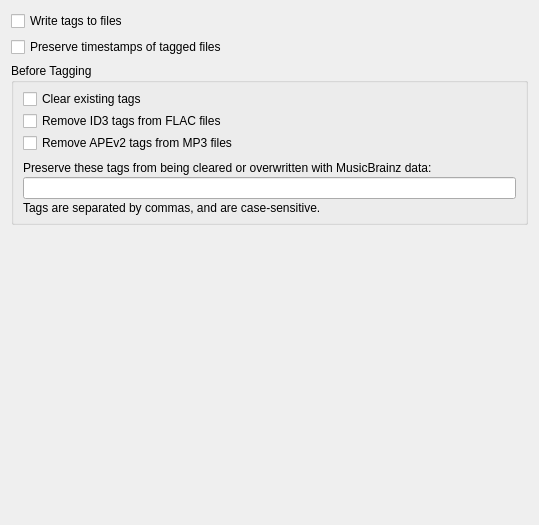
Before: the Qt Designer form ui/options_tags.ui in metabrainz/picard, drawn with Qt 5.
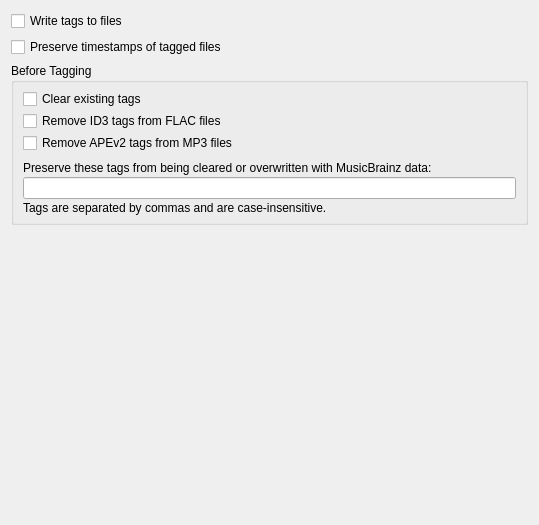
After: the same form once the commit is applied.

Commit message:
Fixed description label for preserved tags
Tags are now compared case insensitive

What changed in the file:
```diff
--- a/ui/options_tags.ui
+++ b/ui/options_tags.ui
@@ -90,7 +90,7 @@
       <item>
        <widget class="QLabel" name="preserved_tags_help">
         <property name="text">
-         <string>Tags are separated by commas, and are case-sensitive.</string>
+         <string>Tags are separated by commas and are case-insensitive.</string>
         </property>
        </widget>
       </item>
```
The commit also changes 1 other file.
